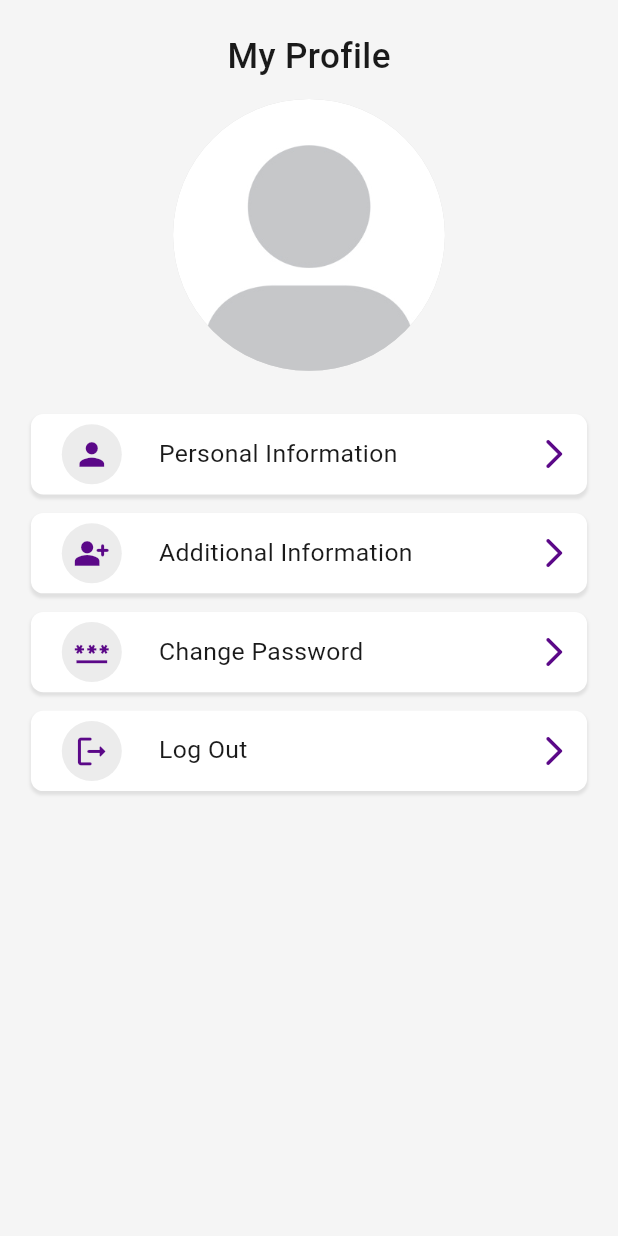
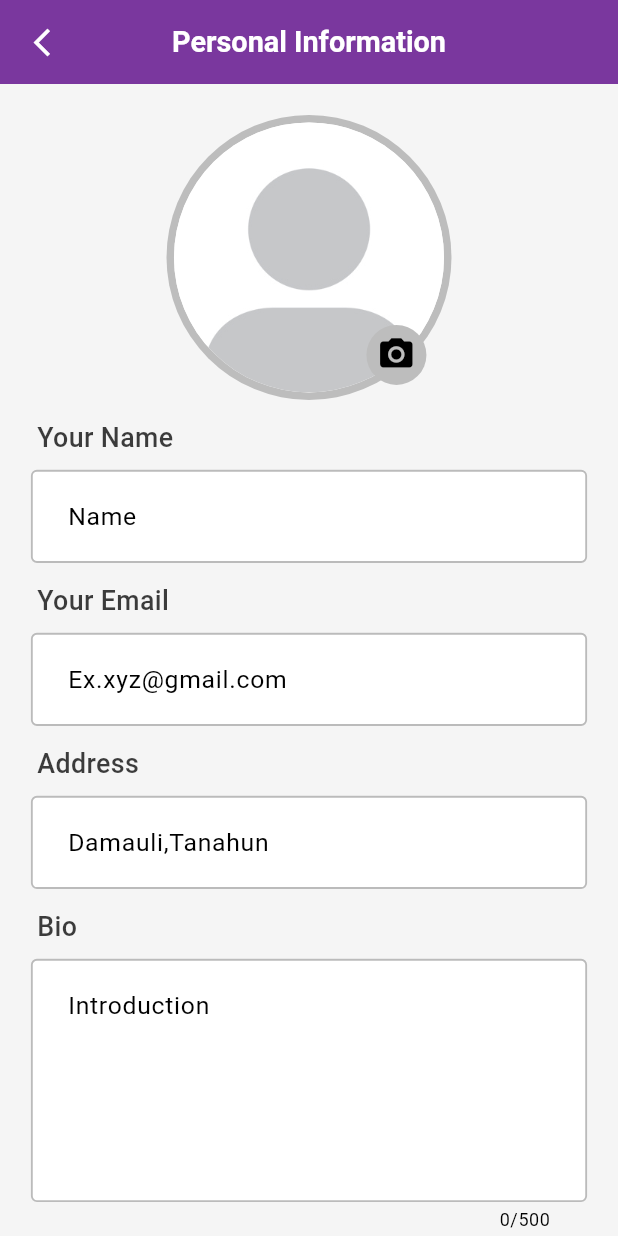
Before and after one commit to Kshitij-Rana/EasyLearnFrontEnd, a Flutter app: the ProfileView screen opened by its route, after a tap on "Personal Information", on a phone screen of 412 x 824 dp. Run offline on Flutter 3.47's test engine with Material 3 defaults, Android fonts, the phone set to English and light mode, and no system bars; our stand-ins replace animated_text_kit, firebase_storage, flutter_svg, get, image_picker, lottie and 3 more; missing offline and left inert: global_bottom_navigation_bar, progress_indicator; accounts and stored records are empty; Roboto replaces fonts that are missing (Plus Jakarta Sans, Plus JakartaSans).

```diff
--- a/lib/app/customs/customTextField.dart
+++ b/lib/app/customs/customTextField.dart
@@ -50,12 +50,15 @@ class _CustomTextFieldState extends State<CustomTextField> {
     return Column(
       crossAxisAlignment: CrossAxisAlignment.start,
       children: [
-        Text(
-          widget.title ?? '',
-          style: TextStyle(
-            fontSize: isTablet() ? 10.sp : 13.sp,
-            fontWeight: FontWeight.w400,
-            color: primaryTextColor,
+        Padding(
+          padding: EdgeInsets.only(left: 1.w),
+          child: Text(
+            widget.title ?? '',
+            style: TextStyle(
+              fontSize: isTablet() ? 10.sp : 13.sp,
+              fontWeight: FontWeight.w500,
+              color: primaryTextColor.withOpacity(0.85),
+            ),
           ),
         ),
         Gap(height: 1.h),
@@ -95,7 +98,7 @@ class _CustomTextFieldState extends State<CustomTextField> {
             enabledBorder: OutlineInputBorder(
                 borderSide: BorderSide(
               width: 0.3.w,
-              color: Colors.grey.withOpacity(0.5),
+              color: Colors.grey.withOpacity(0.7),
             )),
 
             errorStyle: TextStyle(
--- a/lib/app/modules/admin_home/controllers/admin_home_controller.dart
+++ b/lib/app/modules/admin_home/controllers/admin_home_controller.dart
@@ -55,7 +55,6 @@ class AdminHomeController extends GetxController {
 
       if (result['success']) {}
     } catch (e) {
-      print(e);
       Get.showSnackbar(const GetSnackBar(
         backgroundColor: Colors.red,
         message: 'Something went wrong',
--- /dev/null
+++ b/lib/app/modules/personalInformation/bindings/personal_information_binding.dart
@@ -0,0 +1,12 @@
+import 'package:get/get.dart';
+
+import '../controllers/personal_information_controller.dart';
+
+class PersonalInformationBinding extends Bindings {
+  @override
+  void dependencies() {
+    Get.lazyPut<PersonalInformationController>(
+      () => PersonalInformationController(),
+    );
+  }
+}
--- /dev/null
+++ b/lib/app/modules/personalInformation/views/personal_information_view.dart
@@ -0,0 +1,161 @@
+import 'package:e_learn/app/customs/customTextField.dart';
+import 'package:e_learn/app/customs/custom_body.dart';
+import 'package:e_learn/app/customs/custom_button.dart';
+import 'package:e_learn/app/utils/Assets.dart';
+import 'package:e_learn/app/utils/colors.dart';
+import 'package:e_learn/app/views/views/modal_bottom_sheet_personal_infromation_view.dart';
+import 'package:e_learn/components/constants.dart';
+import 'package:e_learn/components/modalbottomsheetPersonalInformation.dart';
+import 'package:flutter/material.dart';
+
+import 'package:get/get.dart';
+import 'package:sizer/sizer.dart';
+
+import '../controllers/personal_information_controller.dart';
+
+class PersonalInformationView extends GetView<PersonalInformationController> {
+  const PersonalInformationView({Key? key}) : super(key: key);
+  @override
+  Widget build(BuildContext context) {
+    return Scaffold(
+        appBar: AppBar(
+          backgroundColor: buttonColor.withOpacity(0.8),
+          title: Text(
+            'Personal Information',
+            style: TextStyle(color: Colors.white),
+          ),
+          centerTitle: true,
+          leading: GestureDetector(
+              onTap: () {
+                Get.back();
+              },
+              child: Icon(
+                Icons.arrow_back_ios_new_outlined,
+                color: Colors.white,
+                size: 16.sp,
+              )),
+        ),
+        body: GetBuilder<PersonalInformationController>(
+          builder: (controller) => customBody(
+            isScrollable: true,
+            child: Form(
+              key: controller.personalInformationKey,
+              child: Column(
+                children: [
+                  Stack(
+                    children: [
+                      Center(
+                        child: GestureDetector(
+                          onTap: () {
+                            showModalBottomSheet(
+                                shape: RoundedRectangleBorder(
+                                    borderRadius: BorderRadius.circular(12)),
+                                context: context,
+                                builder: (context) => ModalBottomSheet());
+                          },
+                          child: controller.imagebytes.isEmpty
+                              ? CircleAvatar(
+                                  maxRadius: 95,
+                                  backgroundColor: Colors.grey.shade400,
+                                  child: const CircleAvatar(
+                                      backgroundColor: Colors.white,
+                                      maxRadius: 90,
+                                      backgroundImage: AssetImage(
+                                          'assets/images/profile.jpeg')),
+                                )
+                              : CircleAvatar(
+                                  maxRadius: 95,
+                                  backgroundColor: buttonColor.withOpacity(0.5),
+                                  child: CircleAvatar(
+                                      backgroundColor: Colors.white,
+                                      maxRadius: 90,
+                                      backgroundImage:
+                                          MemoryImage(controller.imagebytes)),
+                                ),
+                        ),
+                      ),
+                      Positioned(
+                          bottom: 10,
+                          right: 26.w,
+                          child: CircleAvatar(
+                              backgroundColor: controller.imagebytes.isEmpty
+                                  ? Colors.grey.shade400
+                                  : Colors.deepPurple.shade300,
+                              child: Icon(
+                                Icons.camera_alt,
+                                color: controller.imagebytes.isEmpty
+                                    ? Colors.black
+                                    : Colors.white,
+                                size: 19.sp,
+                              ))),
+                    ],
+                  ),
+                  Gap(height: 3.w),
+                  CustomTextField(
+                    title: "Your Name",
+                    textInputAction: TextInputAction.next,
+                    hintText: "Name",
+                    controller: controller.nameController,
+                    validator: (value) {
+                      if (value == null || value.isEmpty) {
+                        return "Please enter your name";
+                      }
+                      return null;
+                    },
+                  ),
+                  Gap(height: 3.w),
+                  CustomTextField(
+                    title: "Your Email",
+                    textInputAction: TextInputAction.next,
+                    hintText: "Ex.xyz@gmail.com",
+                    controller: controller.emailController,
+                    validator: (value) {
+                      if (value == null || value.isEmpty) {
+                        return "Please enter your email";
+                      } else if (!value.isEmail) {
+                        return "Email is not valid";
+                      }
+                      return null;
+                    },
+                  ),
+                  Gap(height: 3.w),
+                  CustomTextField(
+                    title: "Address",
+                    textInputAction: TextInputAction.next,
+                    hintText: "Damauli,Tanahun",
+                    controller: controller.addressController,
+                    validator: (value) {
+                      if (value == null || value.isEmpty) {
+                        return "Please enter your address";
+                      }
+                      return null;
+                    },
+                  ),
+                  Gap(height: 3.w),
+                  CustomTextField(
+                    isMultiline: true,
+                    title: "Bio",
+                    textInputAction: TextInputAction.next,
+                    hintText: "Introduction",
+                    controller: controller.bioController,
+                    validator: (value) {
+                      if (value == null || value.isEmpty) {
+                        return "Please enter your Bio";
+                      }
+                      return null;
+                    },
+                  ),
+                  Gap(height: 3.w),
+                  CustomButton(
+                    title: "Save",
+                    onPressed: () {
+                      controller.onSaveInformation();
+                    },
+                  )
+                ],
+              ),
+            ),
+          ),
+        ));
+  }
+}
--- a/lib/app/modules/profile/views/profile_view.dart
+++ b/lib/app/modules/profile/views/profile_view.dart
@@ -1,5 +1,5 @@
 import 'package:e_learn/app/customs/custom_body.dart';
-import 'package:e_learn/app/customs/custom_button.dart';
+import 'package:e_learn/app/routes/app_pages.dart';
 import 'package:e_learn/app/utils/Assets.dart';
 import 'package:e_learn/components/constants.dart';
 import 'package:flutter/material.dart';
@@ -31,7 +31,9 @@ class ProfileView extends GetView<ProfileController> {
           Gap(height: 7.w),
           AccountButton(
               title: "Personal Information",
-              onpressed: () {},
+              onpressed: () {
+                Get.toNamed(Routes.PERSONAL_INFORMATION);
+              },
               iconFront: Icons.person),
           Gap(height: 3.w),
           AccountButton(
--- a/lib/app/routes/app_routes.dart
+++ b/lib/app/routes/app_routes.dart
@@ -19,6 +19,9 @@ abstract class Routes {
   static const ADMIN_HOME = _Paths.ADMIN_HOME;
   static const ADMIN_CATEGORY = _Paths.ADMIN_CATEGORY;
   static const ADMIN_PRODUCT = _Paths.ADMIN_PRODUCT;
+  static const PERSONAL_INFORMATION = _Paths.PERSONAL_INFORMATION;
+  static const NEW_PASSWORD = _Paths.NEW_PASSWORD;
+  static const OTP = _Paths.OTP;
 }
 
 abstract class _Paths {
@@ -39,4 +42,7 @@ abstract class _Paths {
   static const ADMIN_HOME = '/admin-home';
   static const ADMIN_CATEGORY = '/admin-category';
   static const ADMIN_PRODUCT = '/admin-product';
+  static const PERSONAL_INFORMATION = '/personal-information';
+  static const NEW_PASSWORD = '/new-password';
+  static const OTP = '/otp';
 }
--- a/lib/main.dart
+++ b/lib/main.dart
@@ -12,7 +12,6 @@ void main() async {
   final SharedPreferences prefs = await SharedPreferences.getInstance();
   var token = prefs.getString('token');
   var role = prefs.getString('role');
-  print(role);
   runApp(
     Sizer(
       builder: (context, orientation, deviceType) => GetMaterialApp(
@@ -20,7 +19,7 @@ void main() async {
         debugShowCheckedModeBanner: false,
         initialRoute: token != null
             ? (role != null && role == 'admin')
-                ? Routes.ADMIN_MAIN
+                ? Routes.HOME
                 : Routes.HOME
             : Routes.LOGIN,
         getPages: AppPages.routes,
```
Also changed, not shown: lib/app/modules/OTP/bindings/otp_binding.dart (added, +12 -0 lines), lib/app/modules/OTP/controllers/otp_controller.dart (added, +65 -0 lines), lib/app/modules/OTP/views/otp_view.dart (added, +24 -0 lines), lib/app/modules/forgetPassword/controllers/forget_password_controller.dart (+19 -0 lines), lib/app/modules/new_password/bindings/new_password_binding.dart (added, +12 -0 lines), lib/app/modules/new_password/controllers/new_password_controller.dart (added, +62 -0 lines), lib/app/modules/new_password/views/new_password_view.dart (added, +24 -0 lines), lib/app/modules/personalInformation/controllers/personal_information_controller.dart (added, +134 -0 lines), lib/app/routes/app_pages.dart (+30 -0 lines), lib/components/modalbottomsheetPersonalInformation.dart (added, +87 -0 lines), assets/images/2023-11-28 13_10_38.264737IMG_20231127_142105.jpg (deleted), 1 other file.
